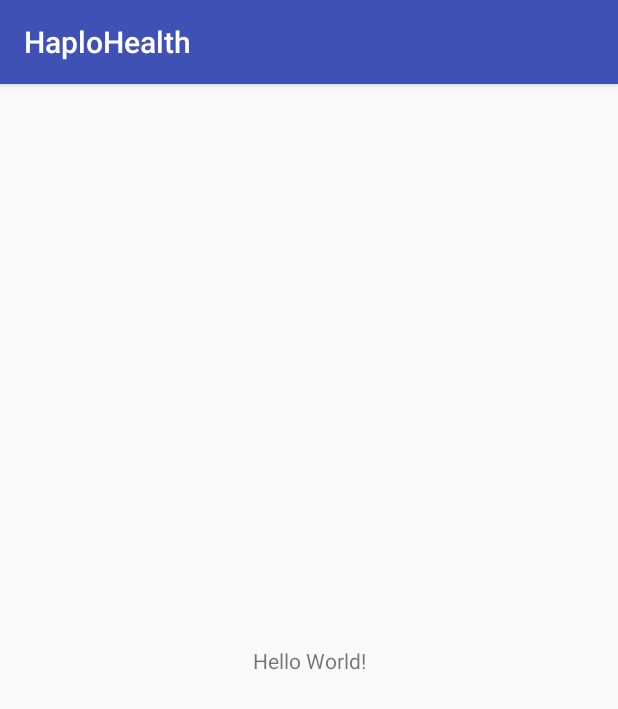
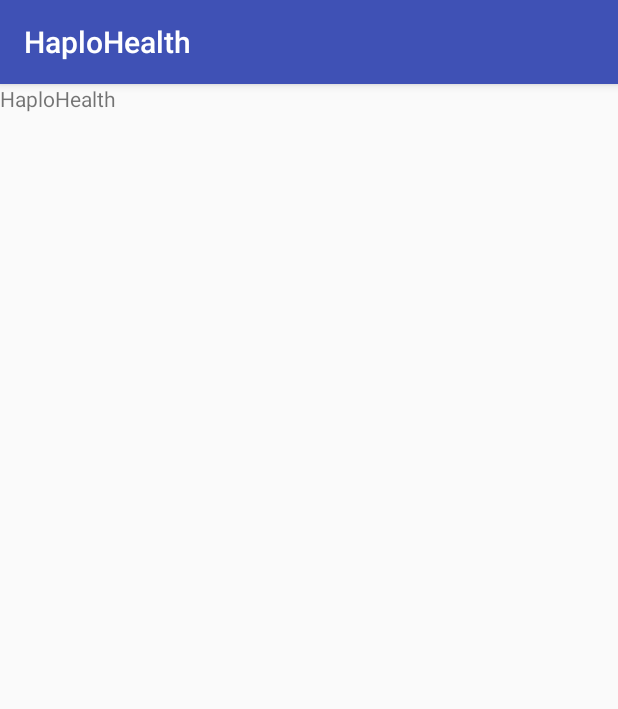
Before and after one commit to vikasvking/Haplohealth, an Android app: the screen it shows after launch (MainActivity), on a phone screen of 412 x 824 dp. Shown: the top 709 px of the screen. Run offline under Robolectric (Android 15) with nearby library versions, the phone set to English and light mode, and no system bars.

Commit message:
added firebase

```diff
--- a/app/build.gradle
+++ b/app/build.gradle
@@ -26,5 +26,9 @@ dependencies {
     })
     compile 'com.android.support:appcompat-v7:25.3.1'
     compile 'com.android.support.constraint:constraint-layout:1.0.2'
+    compile 'com.google.firebase:firebase-auth:10.0.1'
     testCompile 'junit:junit:4.12'
 }
+
+
+apply plugin: 'com.google.gms.google-services'
--- a/app/src/main/res/layout/activity_main.xml
+++ b/app/src/main/res/layout/activity_main.xml
@@ -7,12 +7,10 @@
     tools:context="com.haplohealth.haplohealth.MainActivity">
 
     <TextView
-        android:layout_width="wrap_content"
+        android:layout_width="368dp"
         android:layout_height="wrap_content"
-        android:text="Hello World!"
-        app:layout_constraintBottom_toBottomOf="parent"
-        app:layout_constraintLeft_toLeftOf="parent"
-        app:layout_constraintRight_toRightOf="parent"
-        app:layout_constraintTop_toTopOf="parent" />
+        android:text="HaploHealth"
+        tools:layout_editor_absoluteY="0dp"
+        tools:layout_editor_absoluteX="8dp" />
 
 </android.support.constraint.ConstraintLayout>
--- a/build.gradle
+++ b/build.gradle
@@ -9,6 +9,7 @@ buildscript {
 
         // NOTE: Do not place your application dependencies here; they belong
         // in the individual module build.gradle files
+        classpath 'com.google.gms:google-services:3.0.0'
     }
 }
 
```
Also changed, not shown: 1 other file.
